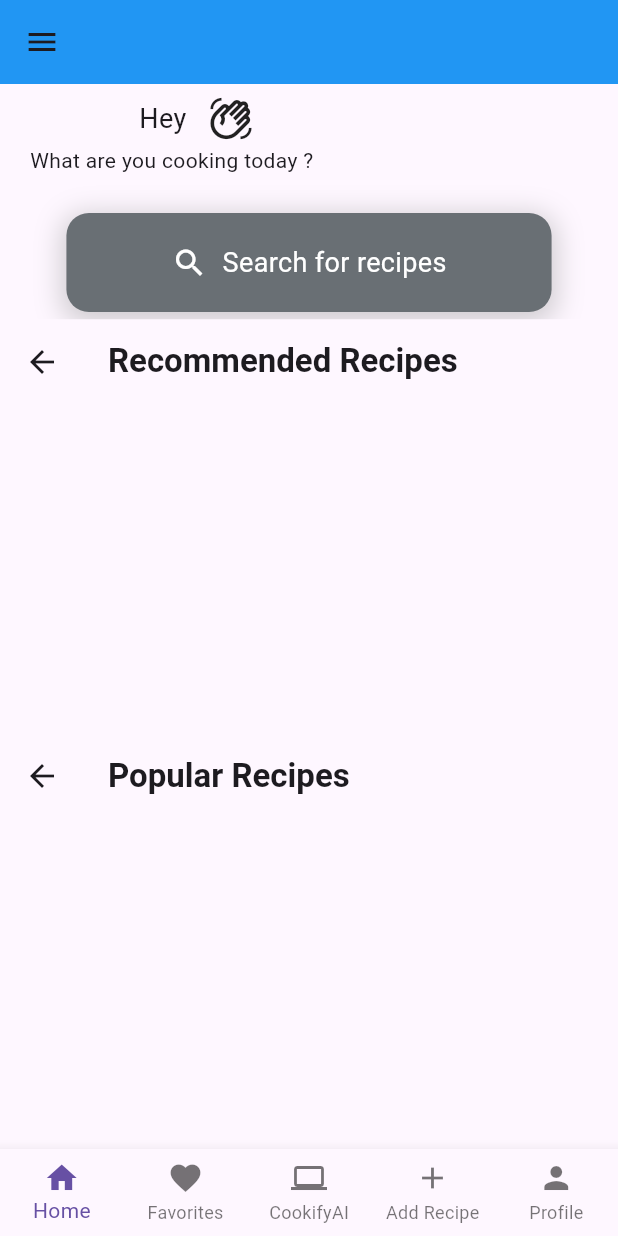
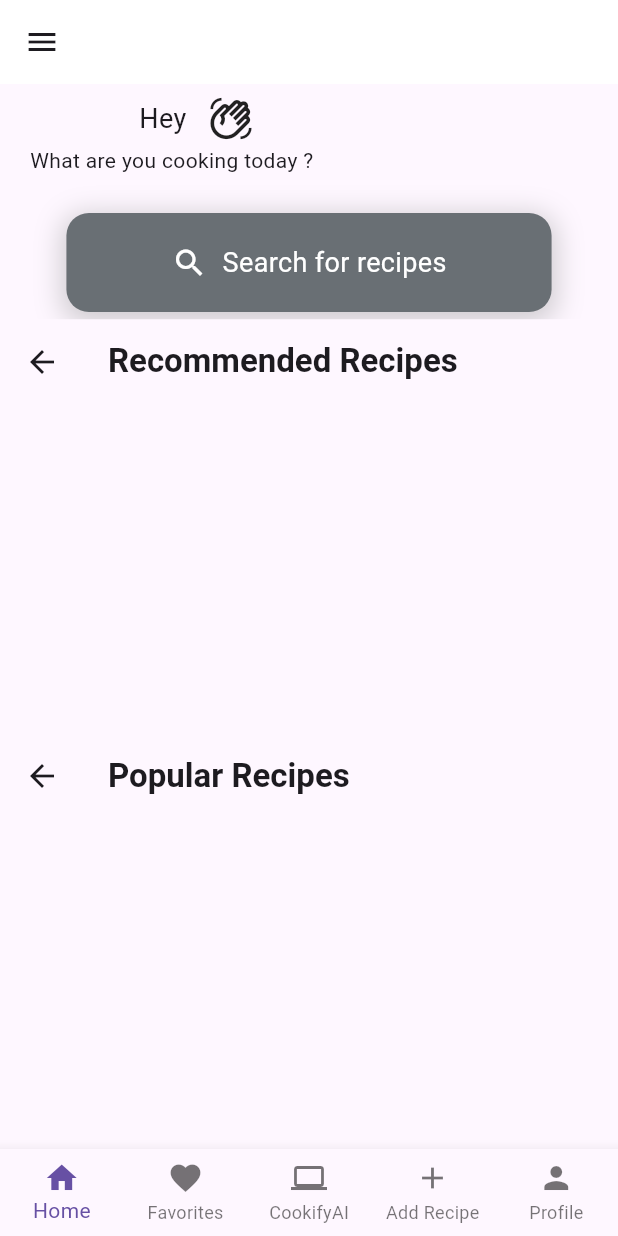
Before and after one commit to GraduationProjectFlutter/graduationproject, a Flutter app: the HomePage screen opened by its route, on a phone screen of 412 x 824 dp. Run offline on Flutter 3.47's test engine with Material 3 defaults, Android fonts, the phone set to English and light mode, and no system bars; our stand-ins replace cloud_firestore, firebase_auth, firebase_core, firebase_storage, flutter_rating_bar, font_awesome_flutter and 2 more; missing offline and left inert: algolia; accounts and stored records are empty.

Commit message:
appbar color

```diff
--- a/lib/pages/home.dart
+++ b/lib/pages/home.dart
@@ -78,7 +78,7 @@ class _HomePageState extends State<HomePage> {
         child: NavBar(),
       ),
       appBar: AppBar(
-        backgroundColor: defColor,
+        backgroundColor: Colors.white,
       ),
       bottomNavigationBar: BottomNavigationBar(
         type: BottomNavigationBarType.fixed,
```
